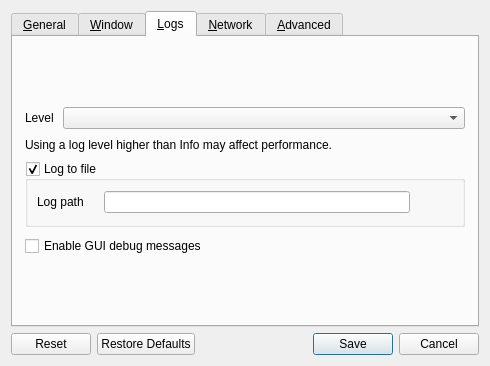
First picture: the form in src/lib/gui/dialogs/SettingsDialog.ui, repository deskflow/deskflow, before the edit.
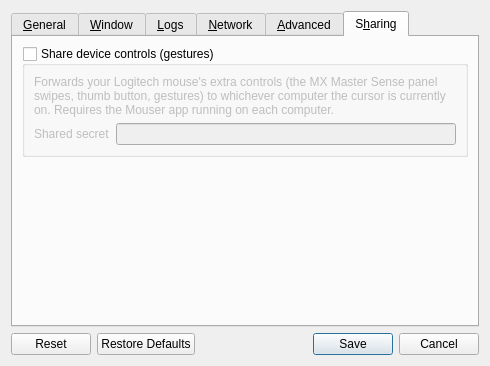
Second picture: the form after the edit. The open tabs and pages were chosen to show the change. Icons and pictures are not drawn.

Commit message:
feat(gui): Sharing tab -- gesture/device sharing toggle
Adds a Settings > Sharing tab with a 'Share device controls (gestures)'
toggle and a shared-secret field. The one toggle enables the Mouser
bridge (server) and the Mouser client (focused machine) so the MX
Master's Sense-panel swipes / thumb button follow the cursor across
machines; the one secret feeds both loopback hops. Uses existing
mouser settings keys (all already in the valid-key allow-list).

Diff of the .ui file:
```diff
--- a/src/lib/gui/dialogs/SettingsDialog.ui
+++ b/src/lib/gui/dialogs/SettingsDialog.ui
@@ -858,6 +858,69 @@
        </item>
       </layout>
      </widget>
+     <widget class="QWidget" name="tabSharing">
+      <attribute name="title">
+       <string>S&amp;haring</string>
+      </attribute>
+      <layout class="QVBoxLayout" name="verticalLayoutSharing">
+       <item>
+        <widget class="QGroupBox" name="groupGestureSharing">
+         <property name="title">
+          <string>Share device controls (gestures)</string>
+         </property>
+         <property name="checkable">
+          <bool>true</bool>
+         </property>
+         <property name="checked">
+          <bool>false</bool>
+         </property>
+         <layout class="QVBoxLayout" name="verticalLayoutGesture">
+          <item>
+           <widget class="QLabel" name="lblGestureHelp">
+            <property name="text">
+             <string>Forwards your Logitech mouse's extra controls (the MX Master Sense panel swipes, thumb button, gestures) to whichever computer the cursor is currently on. Requires the Mouser app running on each computer.</string>
+            </property>
+            <property name="wordWrap">
+             <bool>true</bool>
+            </property>
+           </widget>
+          </item>
+          <item>
+           <layout class="QHBoxLayout" name="horizontalLayoutSecret">
+            <item>
+             <widget class="QLabel" name="lblGestureSecret">
+              <property name="text">
+               <string>Shared secret</string>
+              </property>
+             </widget>
+            </item>
+            <item>
+             <widget class="QLineEdit" name="lineGestureSecret">
+              <property name="toolTip">
+               <string>&lt;html&gt;A password shared between Deskflow and the Mouser app on this computer. Use the &lt;b&gt;same&lt;/b&gt; value on every computer and in each machine's Mouser settings.&lt;/html&gt;</string>
+              </property>
+             </widget>
+            </item>
+           </layout>
+          </item>
+         </layout>
+        </widget>
+       </item>
+       <item>
+        <spacer name="verticalSpacerSharing">
+         <property name="orientation">
+          <enum>Qt::Orientation::Vertical</enum>
+         </property>
+         <property name="sizeHint" stdset="0">
+          <size>
+           <width>20</width>
+           <height>40</height>
+          </size>
+         </property>
+        </spacer>
+       </item>
+      </layout>
+     </widget>
     </widget>
    </item>
    <item>
```
The commit also changes 1 other file.
